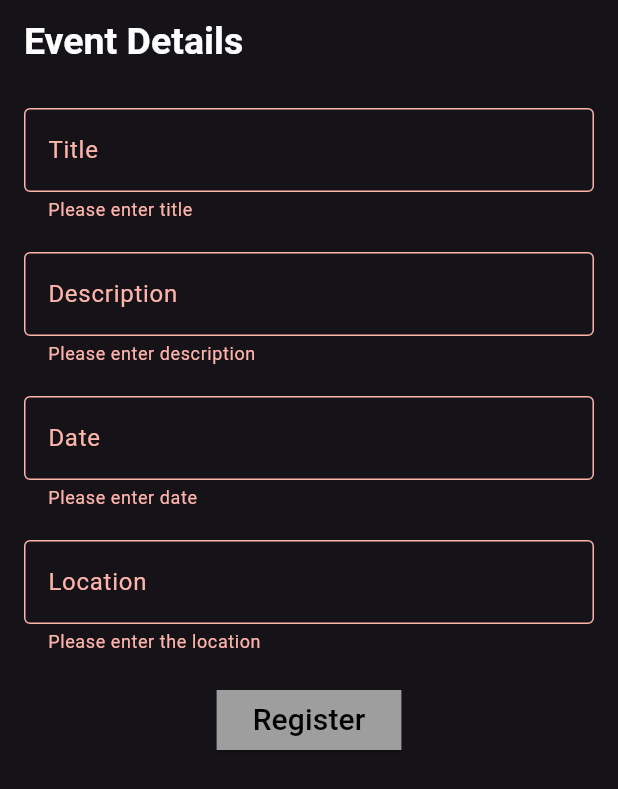
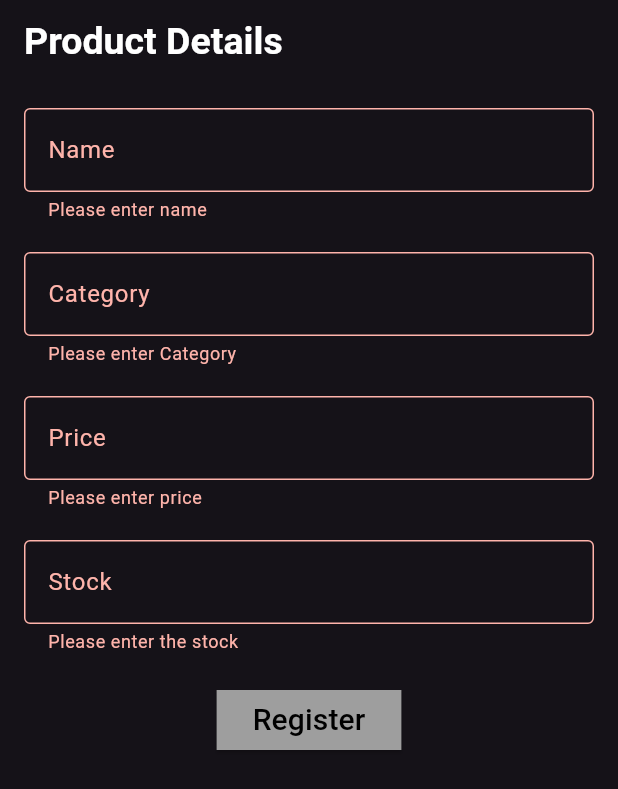
Before and after one commit to DiyaShajith/firebase-practice, a Flutter app: the screen it shows after launch, after a tap on "Register", on a phone screen of 412 x 824 dp. Shown: the top 789 px of the screen. Run offline on Flutter 3.47's test engine with Material 3 defaults, Android fonts, the phone set to English and light mode, and no system bars; our stand-ins replace cloud_firestore, firebase_core; accounts and stored records are empty.

```diff
--- a/lib/event/eventadd.dart
+++ b/lib/event/eventadd.dart
@@ -5,14 +5,14 @@ class Eventadd {
     required String title,
     required String description,
     required String date,
-    required String loaction,
+    required String location,
   }) async {
     try {
       await FirebaseFirestore.instance.collection("event").add({
         "title": title,
         "description": description,
         "date": date,
-        "location": loaction,
+        "location": location,
       });
       return "success";
     } catch (e) {
--- a/lib/main.dart
+++ b/lib/main.dart
@@ -3,6 +3,7 @@ import 'package:todo_with_firebase/book/bookview.dart';
 import 'package:todo_with_firebase/employeeform/emp.dart';
 import 'package:todo_with_firebase/event/eventview.dart';
 import 'package:todo_with_firebase/movie/movieview.dart';
+import 'package:todo_with_firebase/product/productview.dart';
 import 'package:todo_with_firebase/recipe/recipeview.dart';
 import 'package:todo_with_firebase/registerform/registerview.dart';
 import 'package:todo_with_firebase/view/todo_view.dart';
@@ -31,7 +32,7 @@ class MyApp extends StatelessWidget {
             seedColor: Colors.deepPurple, brightness: Brightness.dark),
         useMaterial3: true,
       ),
-      home: const EventView(),
+      home: const ProductView(),
     );
   }
 }
--- /dev/null
+++ b/lib/product/productadd.dart
@@ -0,0 +1,22 @@
+import 'package:cloud_firestore/cloud_firestore.dart';
+
+class Productadd {
+  Future<String?> addProduct({
+    required String name,
+    required String category,
+    required String price,
+    required String stock,
+  }) async {
+    try {
+      await FirebaseFirestore.instance.collection("product").add({
+        "name": name,
+        "category": category,
+        "price": price,
+        "stock": stock,
+      });
+      return "success";
+    } catch (e) {
+      return "Error adding";
+    }
+  }
+}
--- a/lib/event/eventview.dart
+++ b/lib/product/productview.dart
@@ -3,27 +3,28 @@ import 'package:flutter/material.dart';
 import 'package:todo_with_firebase/employeeform/empadd.dart';
 import 'package:todo_with_firebase/event/eventadd.dart';
 import 'package:todo_with_firebase/movie/movieadd.dart';
+import 'package:todo_with_firebase/product/productadd.dart';
 
-class EventView extends StatefulWidget {
-  const EventView({super.key});
+class ProductView extends StatefulWidget {
+  const ProductView({super.key});
 
   @override
-  State<EventView> createState() => _EventViewState();
+  State<ProductView> createState() => _ProductViewState();
 }
 
-class _EventViewState extends State<EventView> {
-  final TextEditingController _titleController = TextEditingController();
-  final TextEditingController _descriptionController = TextEditingController();
-  final TextEditingController _dateController = TextEditingController();
-  final TextEditingController _locationController = TextEditingController();
+class _ProductViewState extends State<ProductView> {
+  final TextEditingController _nameController = TextEditingController();
+  final TextEditingController _categoryController = TextEditingController();
+  final TextEditingController _priceController = TextEditingController();
+  final TextEditingController _stockController = TextEditingController();
   final _formKey = GlobalKey<FormState>();
 
   @override
   void dispose() {
-    _titleController.dispose();
-    _descriptionController.dispose();
-    _dateController.dispose();
-    _locationController.dispose();
+    _nameController.dispose();
+    _categoryController.dispose();
+    _priceController.dispose();
+    _stockController.dispose();
 
     super.dispose();
   }
@@ -33,7 +34,7 @@ class _EventViewState extends State<EventView> {
     return Scaffold(
       appBar: AppBar(
         title: const Text(
-          "Event Details",
+          "Product Details",
           style: TextStyle(
               color: Colors.white, fontSize: 25, fontWeight: FontWeight.bold),
         ),
@@ -45,12 +46,12 @@ class _EventViewState extends State<EventView> {
           child: Column(
             children: [
               TextFormField(
-                controller: _titleController,
+                controller: _nameController,
                 decoration: const InputDecoration(
-                    label: Text("Title"), border: OutlineInputBorder()),
+                    label: Text("Name"), border: OutlineInputBorder()),
                 validator: (value) {
                   if (value == null || value.isEmpty) {
-                    return 'Please enter title';
+                    return 'Please enter name';
                   }
                   return null;
                 },
@@ -59,12 +60,12 @@ class _EventViewState extends State<EventView> {
                 height: 20,
               ),
               TextFormField(
-                controller: _descriptionController,
+                controller: _categoryController,
                 decoration: const InputDecoration(
-                    label: Text("Description"), border: OutlineInputBorder()),
+                    label: Text("Category"), border: OutlineInputBorder()),
                 validator: (value) {
                   if (value == null || value.isEmpty) {
-                    return 'Please enter description';
+                    return 'Please enter Category';
                   }
                   return null;
                 },
@@ -73,12 +74,12 @@ class _EventViewState extends State<EventView> {
                 height: 20,
               ),
               TextFormField(
-                controller: _dateController,
+                controller:_priceController,
                 decoration: const InputDecoration(
-                    label: Text("Date"), border: OutlineInputBorder()),
+                    label: Text("Price"), border: OutlineInputBorder()),
                 validator: (value) {
                   if (value == null || value.isEmpty) {
-                    return 'Please enter date';
+                    return 'Please enter price';
                   }
                   return null;
                 },
@@ -87,12 +88,13 @@ class _EventViewState extends State<EventView> {
                 height: 20,
               ),
               TextFormField(
-                controller: _locationController,
+                controller:
+                _stockController,
                 decoration: const InputDecoration(
-                    label: Text("Location"), border: OutlineInputBorder()),
+                    label: Text("Stock"), border: OutlineInputBorder()),
                 validator: (value) {
                   if (value == null || value.isEmpty) {
-                    return 'Please enter the location';
+                    return 'Please enter the stock';
                   }
                   return null;
                 },
@@ -106,11 +108,11 @@ class _EventViewState extends State<EventView> {
                     shape: const RoundedRectangleBorder()),
                 onPressed: () {
                   if (_formKey.currentState!.validate()) {
-                    Eventadd().addEvent(
-                      title: _titleController.text,
-                      description: _descriptionController.text,
-                      date: _dateController.text,
-                      loaction: _locationController.text,
+                    Productadd().addProduct(
+                      name: _nameController.text,
+                      category: _categoryController.text,
+                      price: _priceController.text,
+                      stock: _stockController.text,
                     );
 
                     ScaffoldMessenger.of(context).showSnackBar(
```
